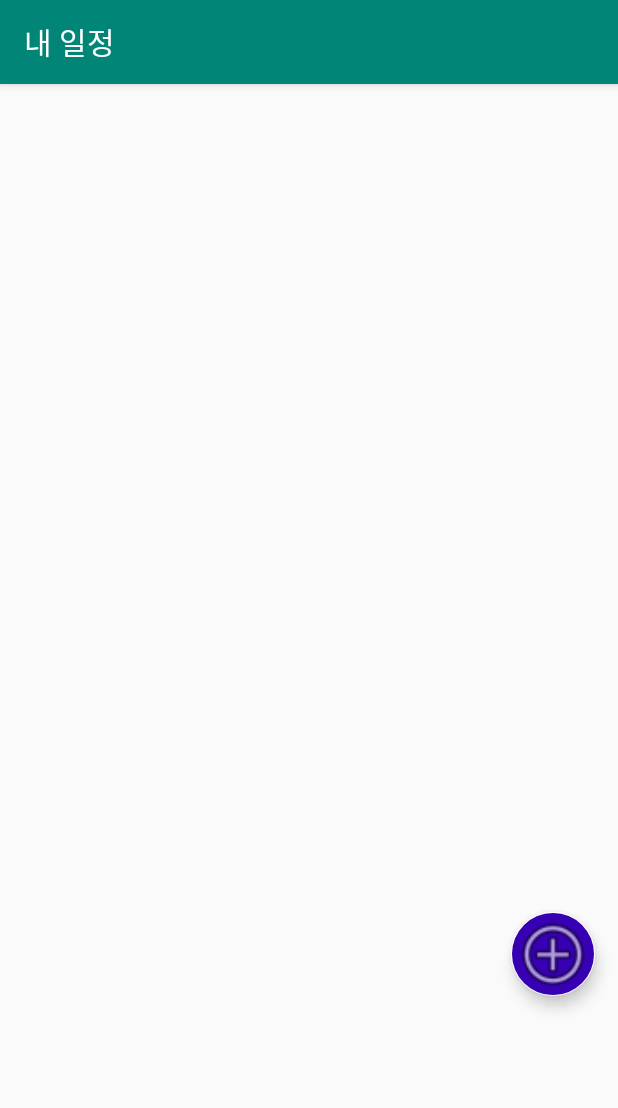
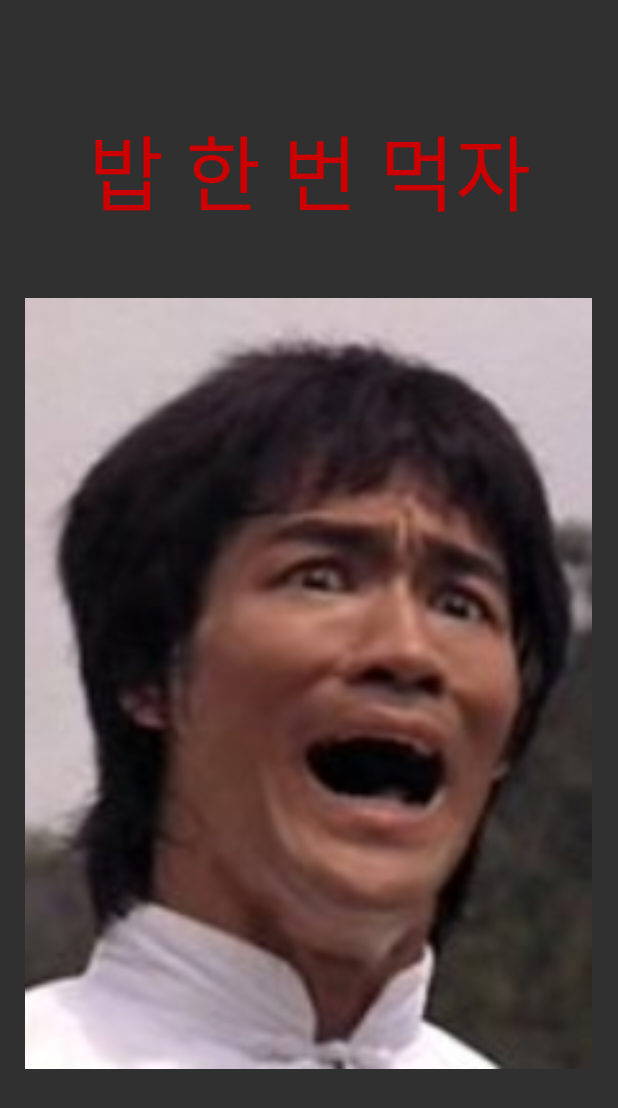
Before and after one commit to seungpyo/letsMeal, an Android app: the screen it shows after launch (MainActivity before the commit, SplashActivity after it), on a phone screen of 412 x 824 dp. Shown: the top 1108 px of the screen. Run offline under Robolectric (Android 15) with nearby library versions, the phone set to English and light mode, and no system bars; our stand-ins replace Firebase (no records; nobody signed in at launch, a user with empty details on screens opened directly); libraries missing offline, so code that uses them is left out: com.firebase.ui; 2 statements that could not run were skipped.

Commit message:
Implemented Google sign-in process and splash screen

```diff
--- a/app/build.gradle
+++ b/app/build.gradle
@@ -33,6 +33,10 @@ dependencies {
     implementation 'com.google.android.gms:play-services-maps:17.0.0'
 
     implementation 'com.google.firebase:firebase-core:17.0.0'
+    implementation 'com.google.firebase:firebase-auth:17.0.0'
+    implementation 'com.firebaseui:firebase-ui-auth:4.3.1'
+
+    // implementation 'com.facebook.android:facebook-login:5.0.0'
 
 }
 
--- /dev/null
+++ b/app/src/main/java/com/example/letsmeal/SplashActivity.java
@@ -0,0 +1,91 @@
+package com.example.letsmeal;
+
+import android.app.Activity;
+import android.content.Intent;
+import android.content.SharedPreferences;
+import android.os.Bundle;
+import android.os.Handler;
+import android.util.Log;
+
+import com.firebase.ui.auth.AuthUI;
+import com.firebase.ui.auth.IdpResponse;
+import com.google.firebase.auth.FirebaseAuth;
+import com.google.firebase.auth.FirebaseUser;
+
+import java.util.Arrays;
+import java.util.List;
+
+public class SplashActivity extends Activity {
+
+    private final String TAG = "SplashActivity";
+    private final int RC_SIGN_IN = 100;
+    private SharedPreferences pref;
+    private SharedPreferences.Editor editor;
+
+    @Override
+    protected void onCreate(Bundle savedInstance) {
+        super.onCreate(savedInstance);
+        setContentView(R.layout.activity_splash);
+        this.pref = getSharedPreferences("pref", MODE_PRIVATE);
+        this.editor = pref.edit();
+
+        boolean signInRequired = pref.getBoolean("signInRequired", true);
+        if (signInRequired) {
+            Log.d(TAG, "First access, launch signin activity");
+            // Choose authentication providers
+            List<AuthUI.IdpConfig> providers = Arrays.asList(
+                    new AuthUI.IdpConfig.GoogleBuilder().build());
+
+            // Create and launch sign-in intent
+            startActivityForResult(
+                    AuthUI.getInstance()
+                            .createSignInIntentBuilder()
+                            .setAvailableProviders(providers)
+                            .build(),
+                    RC_SIGN_IN);
+        } else {
+            Log.d(TAG, "Not first access, launch MainActivity");
+            final int SPLASH_TIME_OUT = 2000;
+
+            new Handler().postDelayed(new Runnable() {
+                @Override
+                public void run() {
+                    startActivity(new Intent(SplashActivity.this, MainActivity.class));
+                    finish();
+                }
+            }, SPLASH_TIME_OUT);
+
+        }
+    }
+
+    @Override
+    protected void onActivityResult(int requestCode, int resultCode, Intent data) {
+        super.onActivityResult(requestCode, resultCode, data);
+        if (requestCode == RC_SIGN_IN) {
+            IdpResponse response = IdpResponse.fromResultIntent(data);
+
+            if (resultCode == RESULT_OK) {
+                // Successfully signed in
+                Log.d(TAG, "Log in Success");
+                FirebaseUser user = FirebaseAuth.getInstance().getCurrentUser();
+                editor.putBoolean("signInRequired", false);
+                editor.commit();
+                startActivity(new Intent(this, MainActivity.class));
+                finish();
+            } else {
+                // User canceled the sign-in flow using the back button.
+                if (response == null) {
+                    Log.d(TAG, "User canceled sign in flow with cancel button");
+                    finish();
+                } else {
+                    int errorCode = response.getError().getErrorCode();
+                    String errorMessage = response.getError().getMessage();
+                    Log.d(TAG, "sign-in flow aborted with error code" + errorCode);
+                    Log.d(TAG, errorMessage);
+                }
+            }
+        }
+
+    }
+
+}
--- /dev/null
+++ b/app/src/main/res/layout/activity_splash.xml
@@ -0,0 +1,32 @@
+<?xml version="1.0" encoding="utf-8"?>
+<androidx.constraintlayout.widget.ConstraintLayout xmlns:android="http://schemas.android.com/apk/res/android"
+    xmlns:app="http://schemas.android.com/apk/res-auto"
+    xmlns:tools="http://schemas.android.com/tools"
+    android:orientation="vertical" android:layout_width="match_parent"
+    android:layout_height="match_parent">
+
+    <TextView
+        android:id="@+id/textView"
+        android:layout_width="match_parent"
+        android:layout_height="wrap_content"
+        android:layout_gravity="center"
+        android:layout_marginTop="72dp"
+        android:foregroundGravity="center"
+        android:gravity="center"
+        android:text="밥 한 번 먹자"
+        android:textColor="@android:color/holo_red_dark"
+        android:textSize="55sp"
+        app:layout_constraintStart_toStartOf="parent"
+        app:layout_constraintTop_toTopOf="parent" />
+
+    <ImageView
+        android:id="@+id/imageView"
+        android:layout_width="411dp"
+        android:layout_height="514dp"
+        android:layout_marginTop="44dp"
+        android:src="@drawable/tmp_splash"
+        android:adjustViewBounds="true"
+        app:layout_constraintStart_toStartOf="parent"
+        app:layout_constraintTop_toBottomOf="@+id/textView"/>
+
+</androidx.constraintlayout.widget.ConstraintLayout>
--- a/app/src/main/res/values/strings.xml
+++ b/app/src/main/res/values/strings.xml
@@ -1,8 +1,14 @@
 <resources>
     <string name="app_name">letsMeal</string>
+
+    <!-- String constants for App contents -->
     <string name="schedule_no_description">일정 설명이 없습니다.</string>
     <string name="no_such_person_name"> 님은 등록되지 않은 사용자입니다.</string>
     <string name="main_activity_title">내 일정</string>
     <string name="create_schedule_activity_title">새 일정 만들기</string>
 
+    <!-- Facebook application ID and custom URL scheme (app ID prefixed by 'fb'). -->
+    <string name="facebook_application_id" translatable="false">letsMealID</string>
+    <string name="facebook_login_protocol_scheme" translatable="false">letsMealPW</string>
+
 </resources>
```
Also changed, not shown: app/src/main/AndroidManifest.xml (+9 -3 lines), app/src/main/java/com/example/letsmeal/MainActivity.java (+32 -1 lines), app/src/main/java/com/example/letsmeal/dummy/SignInActivity.java (added, +33 -0 lines), app/src/main/res/layout/activity_main.xml (+20 -1 lines), app/src/main/res/drawable/tmp_splash.jpg (added).
